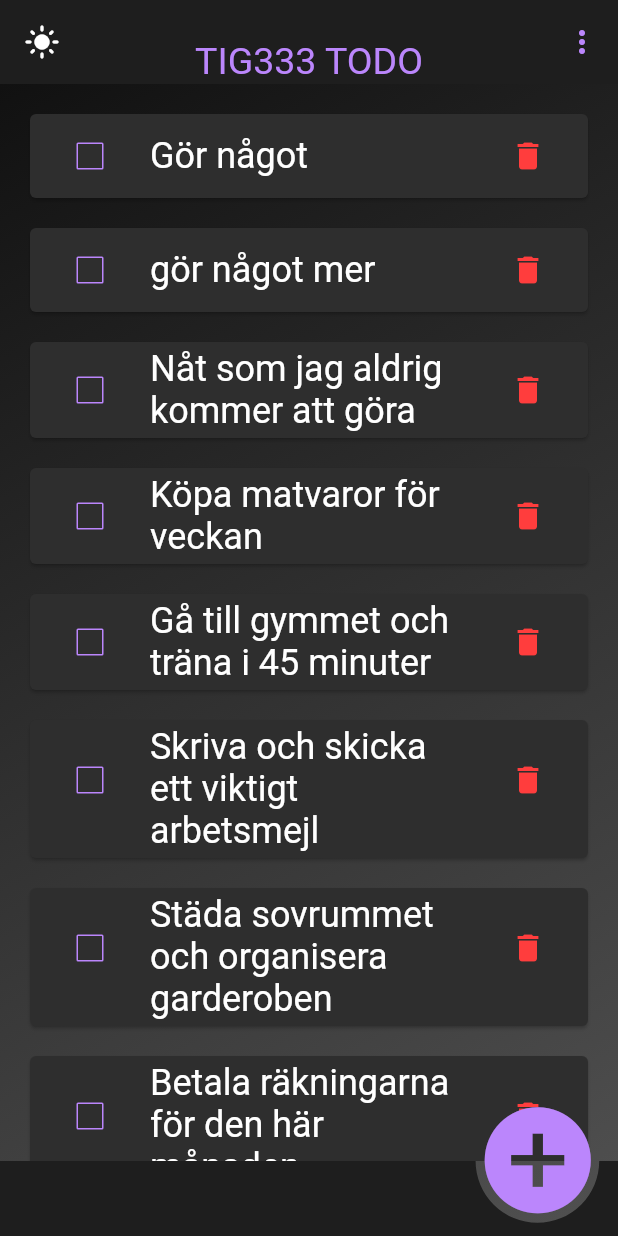
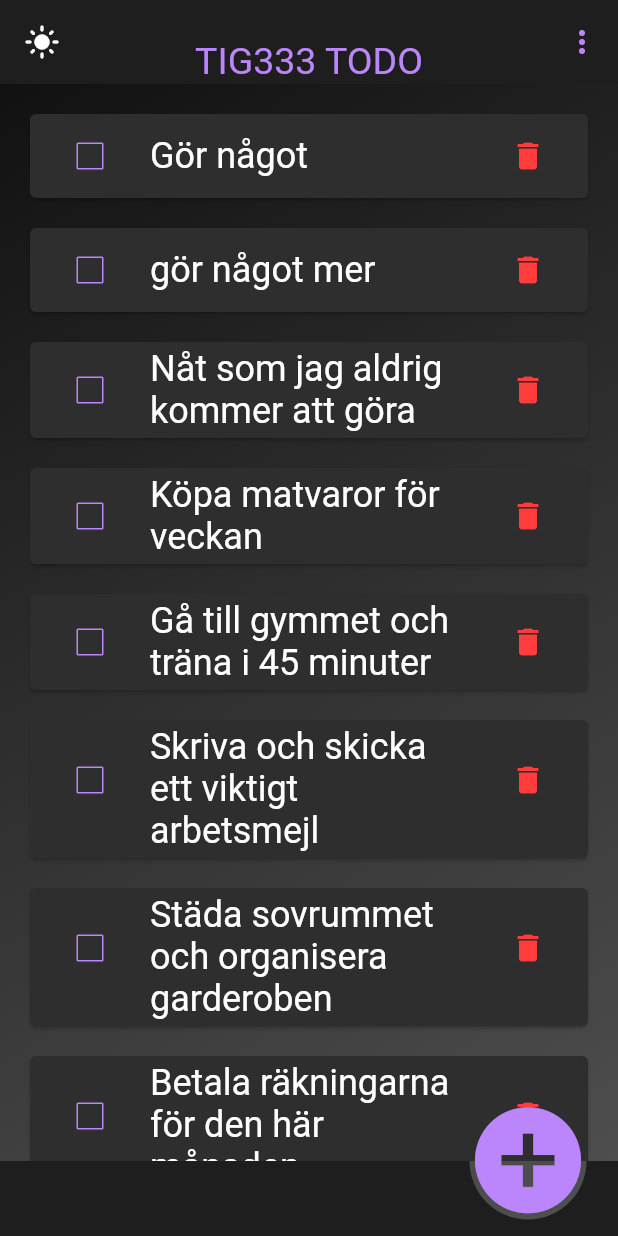
Before and after one commit to gu-tig333-ht23/gusheijje, a Flutter app: the screen it shows after launch, on a phone screen of 412 x 824 dp. Run offline on Flutter 3.47's test engine with Material 2 defaults, Android fonts, the phone set to English and light mode, and no system bars.

Commit message:
bottom bar ser nu rätt ur på alla skärm storlekar

```diff
--- a/lib/Components/bottomBar.dart
+++ b/lib/Components/bottomBar.dart
@@ -7,14 +7,14 @@ class CustomShapeClipper extends CustomClipper<Path> {
   @override
   Path getClip(Size size) {
     final path = Path();
-    final radius = size.width / 10;
+    final radius = 39.0;
 
     path.lineTo(0, size.height);
     path.lineTo(size.width, size.height);
     path.lineTo(size.width, 0);
 
     path.arcTo(
-      Rect.fromCircle(center: Offset(size.width / 1.15, 0), radius: radius),
+      Rect.fromCircle(center: Offset(size.width - 60, 0), radius: radius),
       0,
       3.14,
       false,
--- a/lib/Components/todoHome.dart
+++ b/lib/Components/todoHome.dart
@@ -1,7 +1,6 @@
 //huvudsidan för appen
 import 'package:flutter/material.dart';
 import 'package:provider/provider.dart';
-import 'todo.dart';
 import 'AddTodoPage.dart';
 import 'TodoProvider.dart';
 import 'todoListProvider.dart';
@@ -14,6 +13,7 @@ class TodoApp extends StatelessWidget {
   @override
   Widget build(BuildContext context) {
     GlobalKey<AnimatedListState> _key = context.watch<TodoListProvider>().key;
+    double screenSize = MediaQuery.of(context).size.width;
 
     void _addItem(String name) {
       Provider.of<TodoListProvider>(context, listen: false).addItem(name);
@@ -187,7 +187,7 @@ class TodoApp extends StatelessWidget {
                 ),
                 Positioned(
                   bottom: 8,
-                  right: 11,
+                  left: screenSize - 102.5,
                   child: IconButton(
                     alignment: Alignment.center,
                     iconSize: 85,
```
